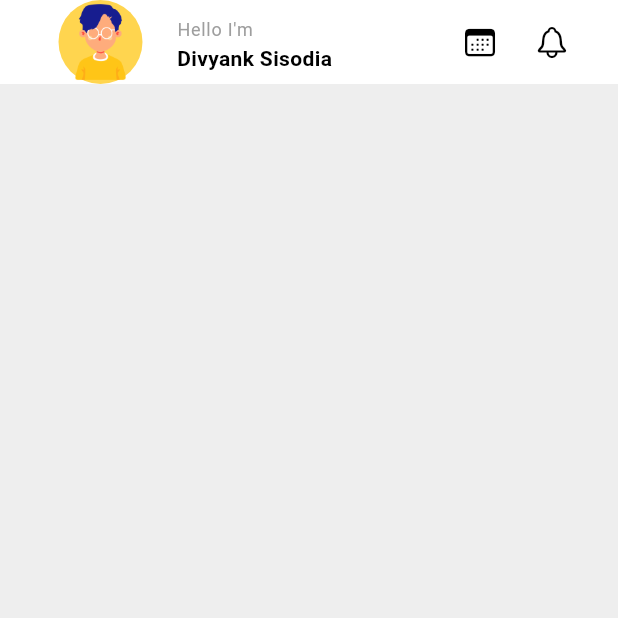
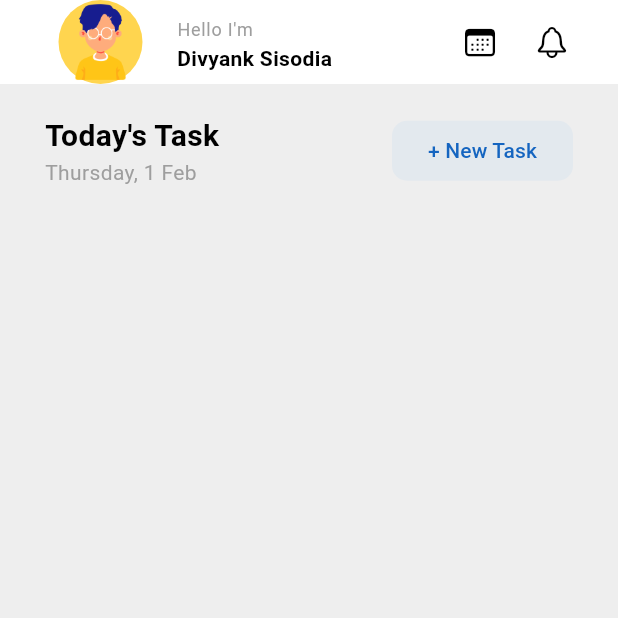
Before and after one commit to DivyankSisodia/todoApp, a Flutter app: the screen it shows after launch, on a phone screen of 412 x 824 dp, the top half of it. Run offline on Flutter 3.47's test engine with Material 3 defaults, Android fonts, the phone set to English and light mode, and no system bars; our stand-ins replace gap.

Commit message:
created showmodelsheet

```diff
--- a/lib/main.dart
+++ b/lib/main.dart
@@ -1,5 +1,7 @@
 import 'package:flutter/cupertino.dart';
 import 'package:flutter/material.dart';
+import 'package:gap/gap.dart';
+import 'package:todoapp/common/show_model.dart';
 
 void main() {
   runApp(const MyApp());
@@ -57,7 +59,7 @@ class HomePage extends StatelessWidget {
             child: Row(
               children: [
                 IconButton(
-                  onPressed: (){},
+                  onPressed: () {},
                   icon: const Icon(CupertinoIcons.calendar),
                 ),
                 IconButton(
@@ -69,6 +71,55 @@ class HomePage extends StatelessWidget {
           ),
         ],
       ),
+      body: SingleChildScrollView(
+        child: Padding(
+          padding: const EdgeInsets.symmetric(horizontal: 30),
+          child: Column(
+            children: [
+              const Gap(20),
+              Row(
+                mainAxisAlignment: MainAxisAlignment.spaceBetween,
+                children: [
+                  const Column(
+                    crossAxisAlignment: CrossAxisAlignment.start,
+                    children: [
+                      Text(
+                        'Today\'s Task',
+                        style: TextStyle(
+                          fontSize: 20,
+                          fontWeight: FontWeight.bold,
+                          color: Colors.black,
+                        ),
+                      ),
+                      Text(
+                        'Thursday, 1 Feb',
+                        style: TextStyle(
+                          color: Colors.grey,
+                        ),
+                      ),
+                    ],
+                  ),
+                  ElevatedButton(
+                    style: ElevatedButton.styleFrom(
+                      backgroundColor: const Color.fromARGB(15, 57, 153, 244),
+                      foregroundColor: Colors.blue.shade800,
+                      elevation: 0,
+                      shape: RoundedRectangleBorder(
+                        borderRadius: BorderRadius.circular(10),
+                      ),
+                    ),
+                    onPressed: () => showModalBottomSheet(
+                        isScrollControlled: true,
+                        context: context,
+                        builder: (context) => const AddNewTaskModel()),
+                    child: const Text('+ New Task'),
+                  ),
+                ],
+              )
+            ],
+          ),
+        ),
+      ),
     );
   }
 }
```
Also changed, not shown: lib/common/show_model.dart (added, +19 -0 lines).
